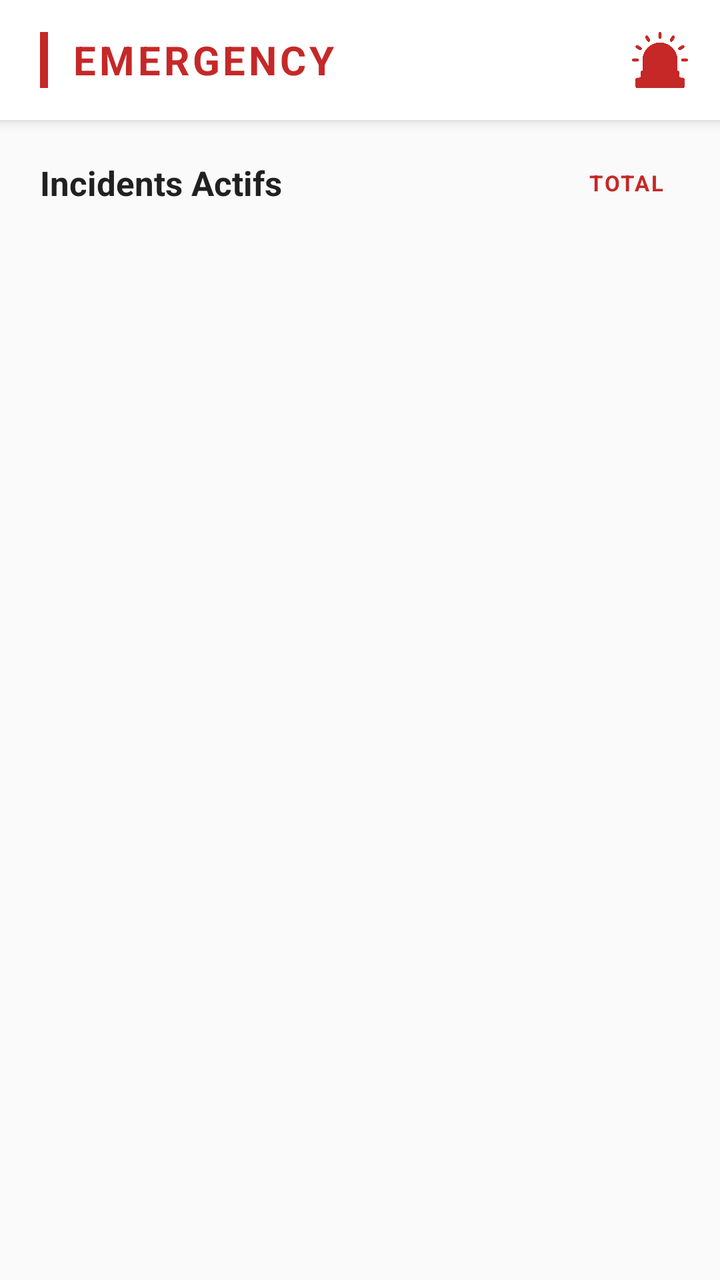
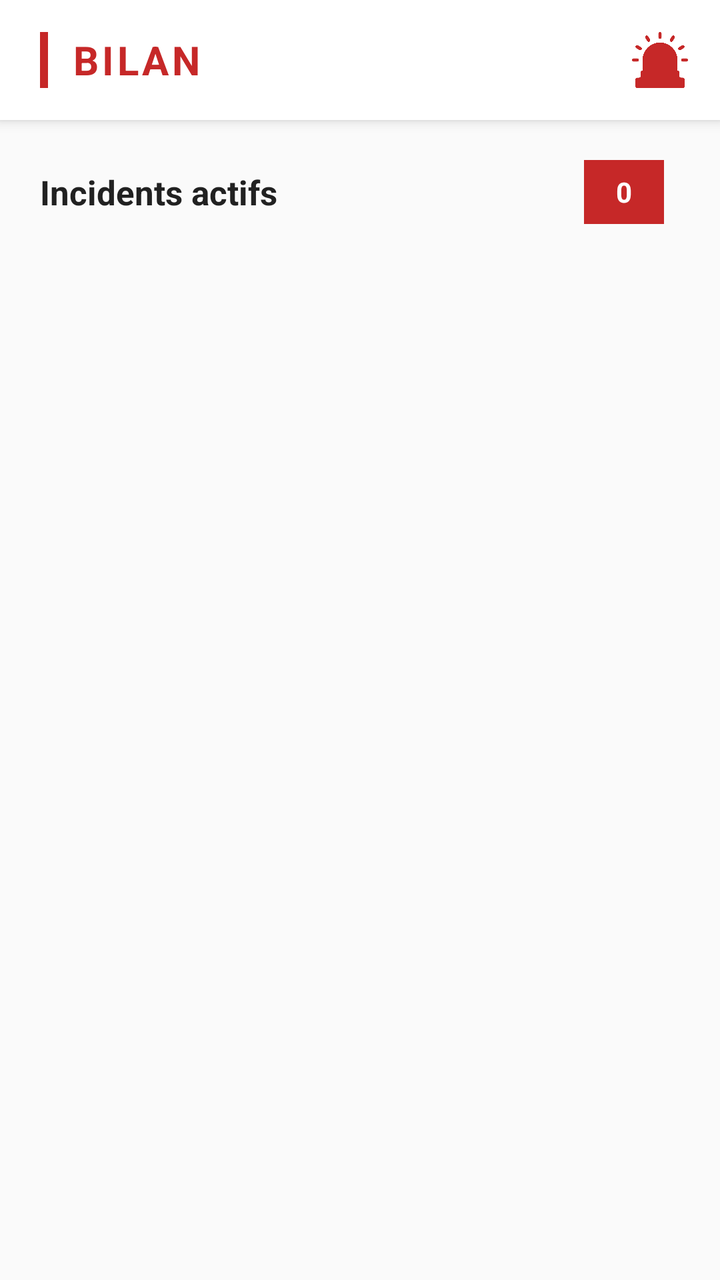

Compare the two renders of this Android layout. The source of the first and the diff that turns it into the second are given below.
<!-- AndroidManifest.xml: application theme Theme.MyApplication -->
<!-- res/layout/fragment_screen2.xml -->
<?xml version="1.0" encoding="utf-8"?>
<LinearLayout xmlns:android="http://schemas.android.com/apk/res/android"
    xmlns:app="http://schemas.android.com/apk/res-auto"
    android:layout_width="match_parent"
    android:layout_height="match_parent"
    android:orientation="vertical"
    android:background="#FAFAFA"
    android:layout_marginTop="25sp">

    
    <LinearLayout
        android:layout_width="match_parent"
        android:layout_height="60dp"
        android:orientation="horizontal"
        android:background="#FFFFFF"
        android:paddingStart="20dp"
        android:paddingEnd="16dp"
        android:gravity="center_vertical"
        android:elevation="4dp">

        <View
            android:layout_width="4dp"
            android:layout_height="28dp"
            android:background="#C62828"
            android:layout_marginEnd="12dp" />

        <TextView
            android:layout_width="0dp"
            android:layout_height="wrap_content"
            android:layout_weight="1"
            android:text="EMERGENCY"
            android:textColor="#C62828"
            android:textSize="20sp"
            android:textStyle="bold"
            android:letterSpacing="0.08" />

        <ImageView
            android:layout_width="28dp"
            android:layout_height="28dp"
            android:src="@drawable/emergency"
            app:tint="#C62828" />

    </LinearLayout>

    
    <LinearLayout
        android:layout_width="match_parent"
        android:layout_height="wrap_content"
        android:orientation="horizontal"
        android:paddingStart="20dp"
        android:paddingEnd="20dp"
        android:paddingTop="20dp"
        android:paddingBottom="10dp"
        android:gravity="center_vertical">

        <TextView
            android:id="@+id/active_incidents"
            android:layout_width="0dp"
            android:layout_height="wrap_content"
            android:layout_weight="1"
            android:text="Incidents Actifs"
            android:textSize="17sp"
            android:textStyle="bold"
            android:textColor="#212121" />

        
        <TextView
            android:layout_width="wrap_content"
            android:layout_height="wrap_content"
            android:text="TOTAL"
            android:textColor="#C62828"
            android:textSize="11sp"
            android:textStyle="bold"
            android:letterSpacing="0.08"
            android:layout_marginEnd="8dp" />

    </LinearLayout>

    
    
    <ListView
        android:id="@+id/my_list_view"
        android:layout_width="match_parent"
        android:layout_height="0dp"
        android:layout_weight="1"
        android:divider="#ffa0ca12"
        android:dividerHeight="3dp"
        android:paddingStart="12dp"
        android:paddingEnd="12dp"
        android:paddingTop="4dp"
        android:paddingBottom="16dp"
        android:clipToPadding="false"
        android:scrollbars="none" />

</LinearLayout>
<!-- resources referenced by this layout -->
<resources>
  <!-- drawable emergency: png bitmap (drawable, 15995 bytes) -->
  <style name="Theme.MyApplication" parent="Base.Theme.MyApplication" />
  <style name="Base.Theme.MyApplication" parent="Theme.Material3.DayNight.NoActionBar">
          
          
      </style>
</resources>

<!-- the commit's change to res/layout/fragment_screen2.xml (unified diff, before → after) -->
@@ -28,7 +28,7 @@
             android:layout_width="0dp"
             android:layout_height="wrap_content"
             android:layout_weight="1"
-            android:text="EMERGENCY"
+            android:text="BILAN"
             android:textColor="#C62828"
             android:textSize="20sp"
             android:textStyle="bold"
@@ -58,26 +58,39 @@
             android:layout_width="0dp"
             android:layout_height="wrap_content"
             android:layout_weight="1"
-            android:text="Incidents Actifs"
+            android:text="Incidents actifs"
             android:textSize="17sp"
             android:textStyle="bold"
             android:textColor="#212121" />
 
-        
         <TextView
-            android:layout_width="wrap_content"
-            android:layout_height="wrap_content"
-            android:text="TOTAL"
-            android:textColor="#C62828"
-            android:textSize="11sp"
+            android:id="@+id/incidents_count_badge"
+            android:layout_width="40dp"
+            android:layout_height="32dp"
+            android:background="#C62828"
+            android:gravity="center"
+            android:text="0"
+            android:textColor="#FFFFFF"
+            android:textSize="14sp"
             android:textStyle="bold"
-            android:letterSpacing="0.08"
             android:layout_marginEnd="8dp" />
 
     </LinearLayout>
 
     
     
+    <TextView
+        android:id="@+id/empty_incidents_message"
+        android:layout_width="match_parent"
+        android:layout_height="0dp"
+        android:layout_weight="1"
+        android:gravity="center"
+        android:padding="24dp"
+        android:text="Aucun incident actif"
+        android:textColor="#616161"
+        android:textSize="18sp"
+        android:visibility="gone" />
+
     <ListView
         android:id="@+id/my_list_view"
         android:layout_width="match_parent"
